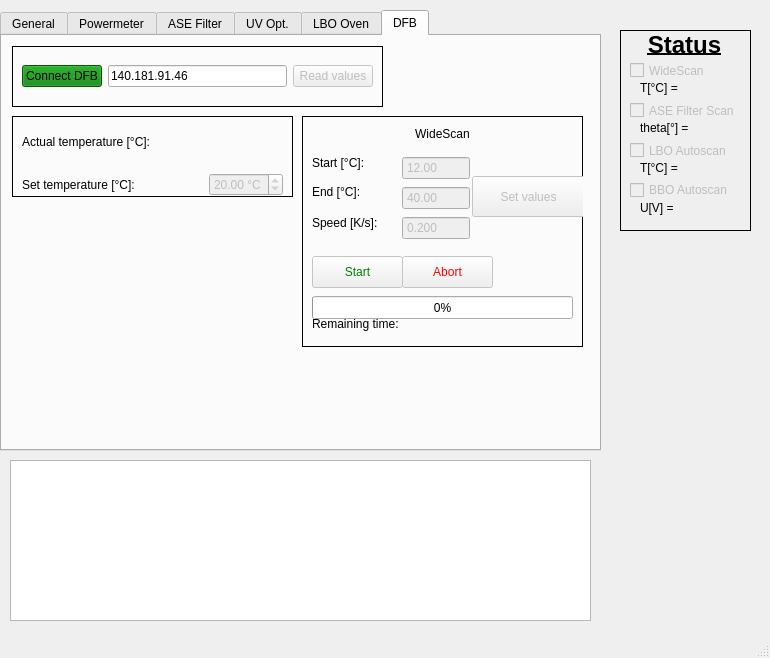
Before: the Qt Designer form pulsed_laser_interface.ui in XenoBene/PulsedLaserGUI, drawn with Qt 5.
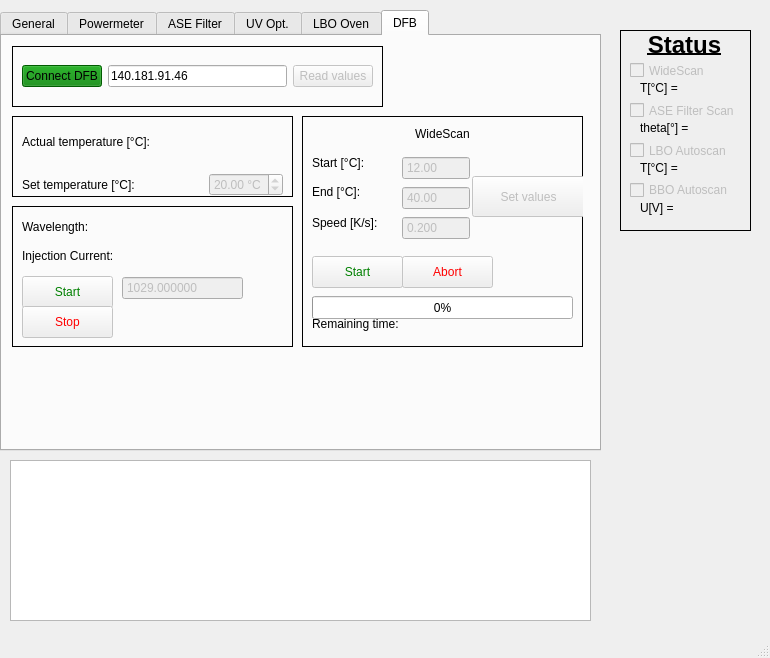
After: the same form once the commit is applied. The open tabs and pages were chosen to show the change.

The edit to the form file:
```diff
--- a/pulsed_laser_interface.ui
+++ b/pulsed_laser_interface.ui
@@ -3062,6 +3062,126 @@
        </layout>
       </widget>
      </widget>
+     <widget class="QFrame" name="frame_21">
+      <property name="geometry">
+       <rect>
+        <x>10</x>
+        <y>170</y>
+        <width>281</width>
+        <height>141</height>
+       </rect>
+      </property>
+      <property name="frameShape">
+       <enum>QFrame::Box</enum>
+      </property>
+      <property name="frameShadow">
+       <enum>QFrame::Plain</enum>
+      </property>
+      <widget class="QLabel" name="dfb_label_currentWL">
+       <property name="geometry">
+        <rect>
+         <x>10</x>
+         <y>10</y>
+         <width>201</width>
+         <height>21</height>
+        </rect>
+       </property>
+       <property name="text">
+        <string>Wavelength:</string>
+       </property>
+      </widget>
+      <widget class="QLabel" name="dfb_label_injectionCurrent">
+       <property name="geometry">
+        <rect>
+         <x>10</x>
+         <y>40</y>
+         <width>201</width>
+         <height>20</height>
+        </rect>
+       </property>
+       <property name="text">
+        <string>Injection Current:</string>
+       </property>
+      </widget>
+      <widget class="QPushButton" name="dfb_button_startStabilize">
+       <property name="enabled">
+        <bool>false</bool>
+       </property>
+       <property name="geometry">
+        <rect>
+         <x>10</x>
+         <y>70</y>
+         <width>91</width>
+         <height>32</height>
+        </rect>
+       </property>
+       <property name="styleSheet">
+        <string notr="true">color: green</string>
+       </property>
+       <property name="text">
+        <string>Start</string>
+       </property>
+       <property name="checkable">
+        <bool>false</bool>
+       </property>
+      </widget>
+      <widget class="QPushButton" name="dfb_button_stopStabilize">
+       <property name="enabled">
+        <bool>false</bool>
+       </property>
+       <property name="geometry">
+        <rect>
+         <x>10</x>
+         <y>100</y>
+         <width>91</width>
+         <height>32</height>
+        </rect>
+       </property>
+       <property name="styleSheet">
+        <string notr="true">color: red</string>
+       </property>
+       <property name="text">
+        <string>Stop</string>
+       </property>
+      </widget>
+      <widget class="QDoubleSpinBox" name="dfb_lineEdit_wlStabil">
+       <property name="enabled">
+        <bool>false</bool>
+       </property>
+       <property name="geometry">
+        <rect>
+         <x>110</x>
+         <y>70</y>
+         <width>121</width>
+         <height>24</height>
+        </rect>
+       </property>
+       <property name="buttonSymbols">
+        <enum>QAbstractSpinBox::NoButtons</enum>
+       </property>
+       <property name="correctionMode">
+        <enum>QAbstractSpinBox::CorrectToNearestValue</enum>
+       </property>
+       <property name="suffix">
+        <string/>
+       </property>
+       <property name="decimals">
+        <number>6</number>
+       </property>
+       <property name="minimum">
+        <double>1027.000000000000000</double>
+       </property>
+       <property name="maximum">
+        <double>1032.000000000000000</double>
+       </property>
+       <property name="singleStep">
+        <double>0.010000000000000</double>
+       </property>
+       <property name="value">
+        <double>1029.000000000000000</double>
+       </property>
+      </widget>
+     </widget>
     </widget>
    </widget>
    <widget class="QTextEdit" name="status_textEdit">
```
Left out of the diff: 2 changed lines with no effect on the pictures.
